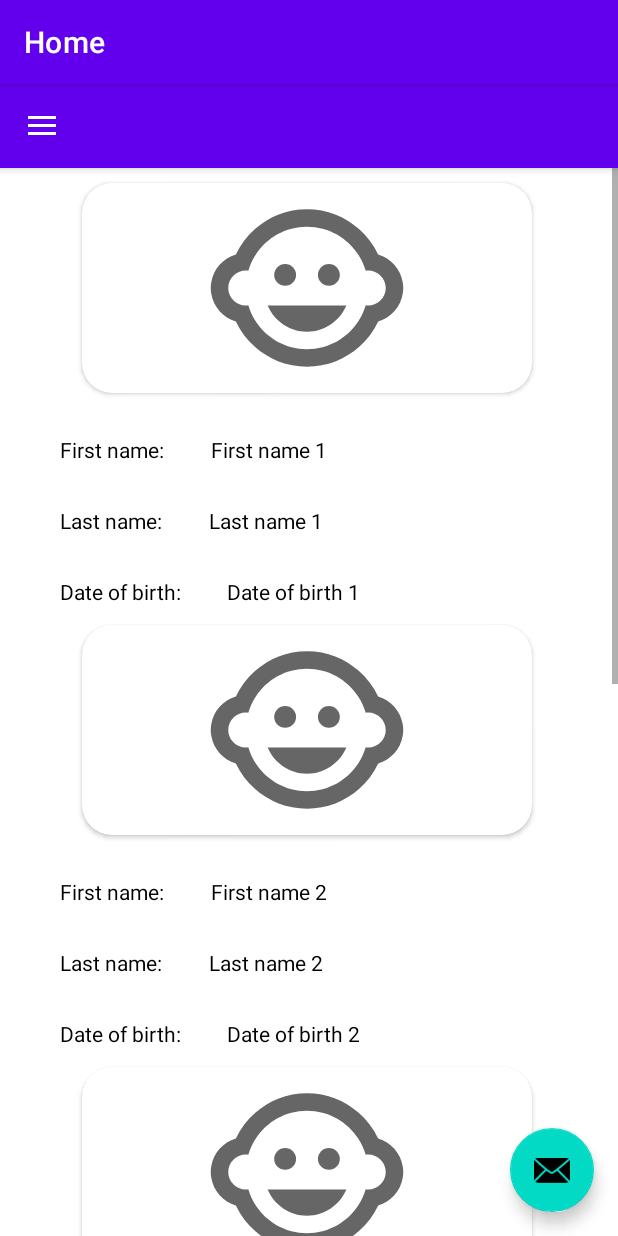
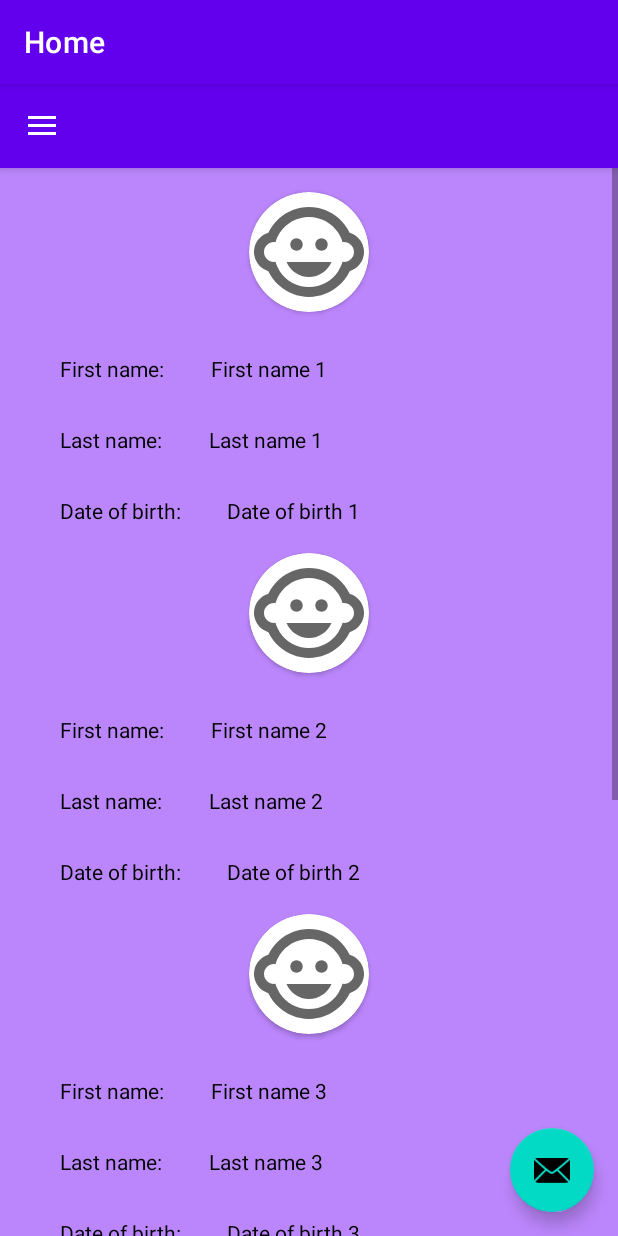
Before and after one commit to kclaudeeager/maternally_app, an Android app: the fragment Kids_details_fragment placed in its activity, on a phone screen of 412 x 824 dp. Run offline under Robolectric (Android 15) with nearby library versions, the phone set to English and light mode, and no system bars; our stand-ins replace navigation-ui; pictures from the network do not load; 2 statements that could not run were skipped.

Commit message:
changed Child

```diff
--- a/app/src/main/java/com/example/navigationdrawerapp/ChatActivity.java
+++ b/app/src/main/java/com/example/navigationdrawerapp/ChatActivity.java
@@ -6,13 +6,15 @@ import androidx.appcompat.app.AppCompatActivity;
 import android.os.Bundle;
 import android.view.MenuItem;
 
+import java.util.Objects;
+
 public class ChatActivity extends AppCompatActivity {
 
     @Override
     protected void onCreate(Bundle savedInstanceState) {
         super.onCreate(savedInstanceState);
         setContentView(R.layout.activity_chat);
-        getSupportActionBar().setDisplayHomeAsUpEnabled(true);
+        Objects.requireNonNull(getSupportActionBar()).setDisplayHomeAsUpEnabled(true);
 
     }
 
@@ -23,14 +25,10 @@ public class ChatActivity extends AppCompatActivity {
     }
     @Override
     public boolean onOptionsItemSelected(MenuItem item) {
-        switch (item.getItemId()) {
-            case android.R.id.home:
-
-                // app icon in action bar clicked; goto parent activity.
-                this.finish();
-                return true;
-            default:
-                return super.onOptionsItemSelected(item);
+        if (item.getItemId() == android.R.id.home) {// app icon in action bar clicked; goto parent activity.
+            this.finish();
+            return true;
         }
+        return super.onOptionsItemSelected(item);
     }
 }
--- a/app/src/main/res/layout/kids_details.xml
+++ b/app/src/main/res/layout/kids_details.xml
@@ -7,19 +7,19 @@
     android:layout_height="match_parent"
     android:layout_gravity="center_vertical"
     tools:layout_editor_absoluteX="27dp"
+    android:background="@color/purple_200"
     tools:layout_editor_absoluteY="-8dp">
 
     <androidx.cardview.widget.CardView
         android:id="@+id/cardView"
-        android:layout_width="300dp"
-        android:layout_height="140dp"
-        android:layout_centerHorizontal="true"
-        android:layout_marginTop="10dp"
-        android:elevation="0dp"
+        android:layout_width="80dp"
+        android:layout_height="80dp"
+        android:layout_marginTop="16dp"
+        android:elevation="8dp"
         android:padding="10dp"
-        app:cardCornerRadius="20dp"
+        app:cardCornerRadius="40dp"
         app:layout_constraintEnd_toEndOf="parent"
-        app:layout_constraintHorizontal_bias="0.49"
+        app:layout_constraintHorizontal_bias="0.5"
         app:layout_constraintStart_toStartOf="parent"
         app:layout_constraintTop_toTopOf="parent">
 
@@ -27,9 +27,9 @@
             android:id="@+id/kid_image"
             android:layout_width="match_parent"
             android:layout_height="match_parent"
-            android:src="@drawable/child_icon" />
+            android:src="@drawable/child_icon"
+            android:contentDescription="TODO" />
     </androidx.cardview.widget.CardView>
-
     <TextView
         android:id="@+id/textView2"
         android:layout_width="wrap_content"
```
